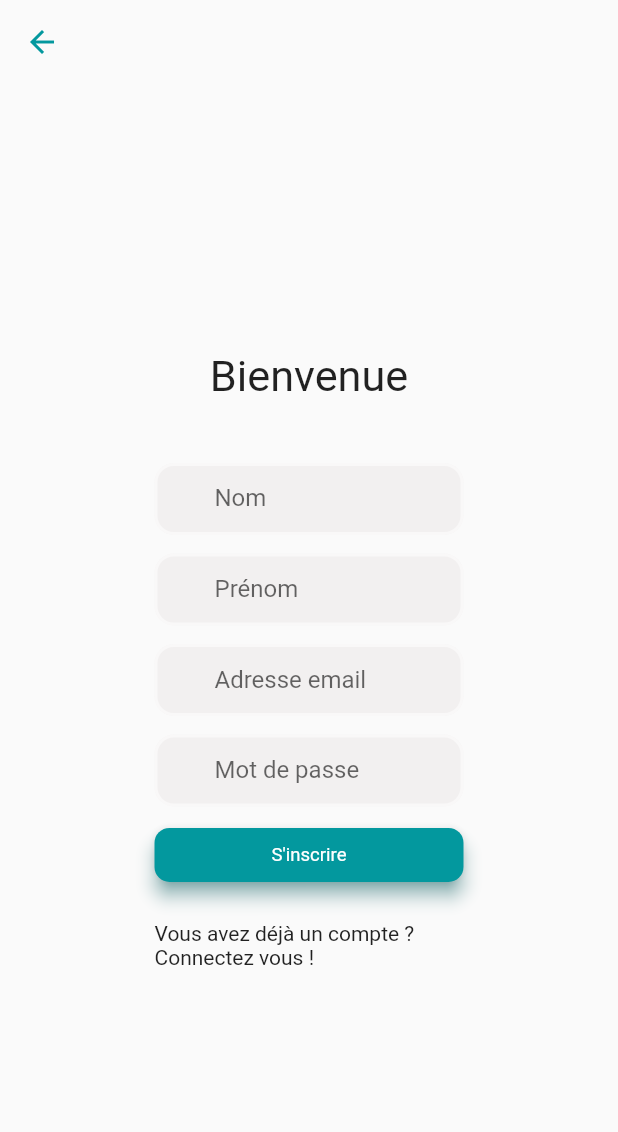
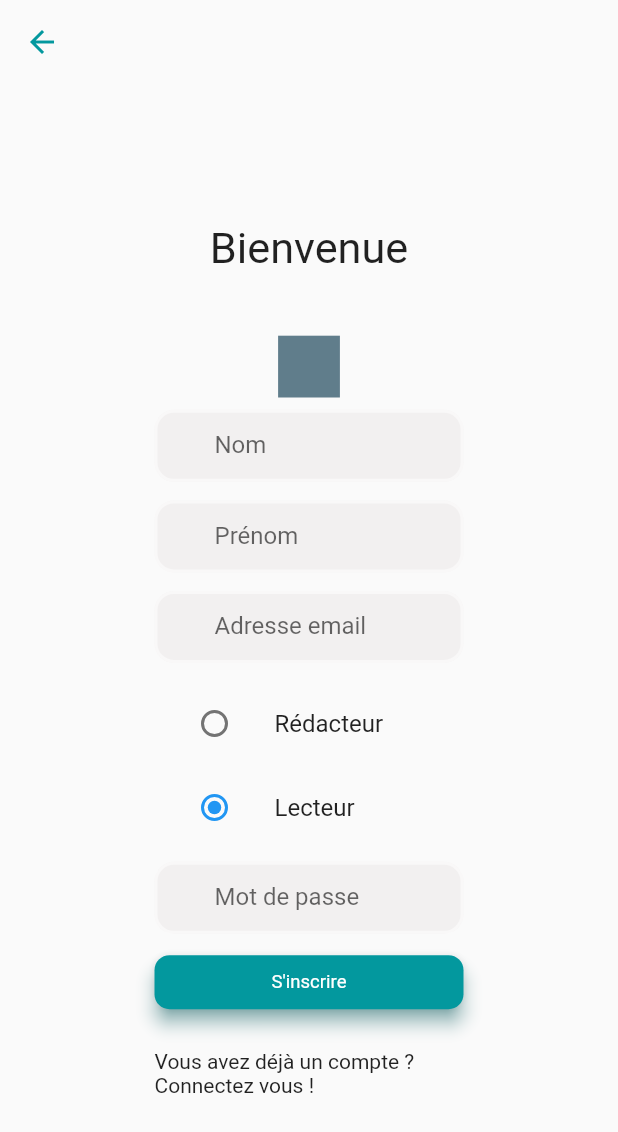
Before and after one commit to Adrizen89/rlcesi, a Flutter app: the screen it shows after launch, after a tap on an icon or button, on a phone screen of 412 x 824 dp. Shown: the top 1132 px of the screen. Run offline on Flutter 3.47's test engine with Material 2 defaults, Android fonts, the phone set to English and light mode, and no system bars; our stand-ins replace firebase_core; accounts and stored records are empty.

Commit message:
front auth mobile

```diff
--- a/lib/main.dart
+++ b/lib/main.dart
@@ -1,7 +1,5 @@
 import 'package:flutter/material.dart';
-import 'package:rlcesi/pages/Authentication/authenticationScreen.dart';
 import 'package:rlcesi/pages/wrapper/wrapperScreen.dart';
-import 'package:rlcesi/pages/registrationScreen.dart';
 
 void main() {
   runApp(const MyApp());
@@ -19,7 +17,7 @@
       theme: ThemeData(
         primarySwatch: Colors.blue,
       ),
-      home: registrationScreen(),
+      home: Wrapper(),
     );
   }
 }
--- a/lib/pages/Authentication/mRegister.dart
+++ b/lib/pages/Authentication/mRegister.dart
@@ -1,6 +1,7 @@
 import 'package:flutter/material.dart';
 import 'package:rlcesi/commons/constants.dart';
 
+enum Role { lecteur, redacteur }
 class MRegisterScreen extends StatefulWidget {
   MRegisterScreen({Key? key}) : super(key: key);
 
@@ -9,6 +10,9 @@ class MRegisterScreen extends StatefulWidget {
 }
 
 class _MRegisterScreenState extends State<MRegisterScreen> {
+
+  Role _site = Role.lecteur;
+
   @override
   Widget build(BuildContext context) {
     var w = MediaQuery.of(context).size.width;
@@ -34,6 +38,12 @@ class _MRegisterScreenState extends State<MRegisterScreen> {
             child: Form(
                 child: Column(
               children: [
+                Container(
+                  width: w*0.1,
+                  height: w*0.1,
+                  color: Colors.blueGrey,
+                ),
+                SizedBox(height: w*0.02,),
                 TextFormField(
                   decoration : textInputDecoration.copyWith(labelText: 'Nom')
                 ),
@@ -48,6 +58,31 @@ class _MRegisterScreenState extends State<MRegisterScreen> {
                   decoration : textInputDecoration.copyWith(labelText: 'Adresse email')
                 ),
                 SizedBox(height: w*0.03,),
+                ListTile(
+                  title: Text('Rédacteur'),
+                  leading: Radio(
+                    value : Role.redacteur,
+                    groupValue: _site,
+                    onChanged: (Role? value) {
+                      setState(() {
+                        _site = value!;
+                      });
+                    },
+                  ),
+                ),
+                ListTile(
+                  title: Text('Lecteur'),
+                  leading: Radio(
+                    value : Role.lecteur,
+                    groupValue: _site,
+                    onChanged: (Role? value) {
+                      setState(() {
+                        _site = value!;
+                      });
+                    },
+                  ),
+                ),
+                SizedBox(height: w*0.02,),
                 TextFormField(
                   decoration : textInputDecoration.copyWith(labelText: 'Mot de passe')
                 ),
--- a/lib/pages/registrationScreen.dart
+++ b/lib/pages/Authentication/wAuth.dart
@@ -1,22 +1,19 @@
 import 'package:flutter/material.dart';
 import 'package:rlcesi/pages/Authentication/mAuth.dart';
 
-class registrationScreen extends StatefulWidget {
-  registrationScreen({Key? key}) : super(key: key);
+class WAuthScreen extends StatefulWidget {
+  WAuthScreen({Key? key}) : super(key: key);
 
   @override
-  State<registrationScreen> createState() => _registrationScreenState();
+  State<WAuthScreen> createState() => _WAuthScreenState();
 }
 
-class _registrationScreenState extends State<registrationScreen> {
+class _WAuthScreenState extends State<WAuthScreen> {
   @override
   double corner = 25;
 
   Widget build(BuildContext context) {
-    return Scaffold(body: LayoutBuilder(
-        builder: (BuildContext context, BoxConstraints constraints) {
-      if (constraints.maxWidth > 800) {
-        return Container(
+    return Scaffold(body: Container(
           child: Row(
             children: [
               Container(
@@ -61,10 +58,7 @@ class _registrationScreenState extends State<registrationScreen> {
               ),
             ],
           ),
-        );
-      } else {
-        return MAuthScreen();
-      }
-    }));
+        )
+    );
   }
 }
```
Also changed, not shown: lib/pages/Accueil/mAccueil.dart (added, +23 -0 lines), lib/pages/Authentication/authenticationScreen.dart (deleted, +0 -31 lines), lib/pages/Authentication/mAuth.dart (+8 -1 lines), lib/pages/wrapper/mNavBar.dart (added, +85 -0 lines), lib/pages/wrapper/wrapperScreen.dart (+4 -47 lines).
